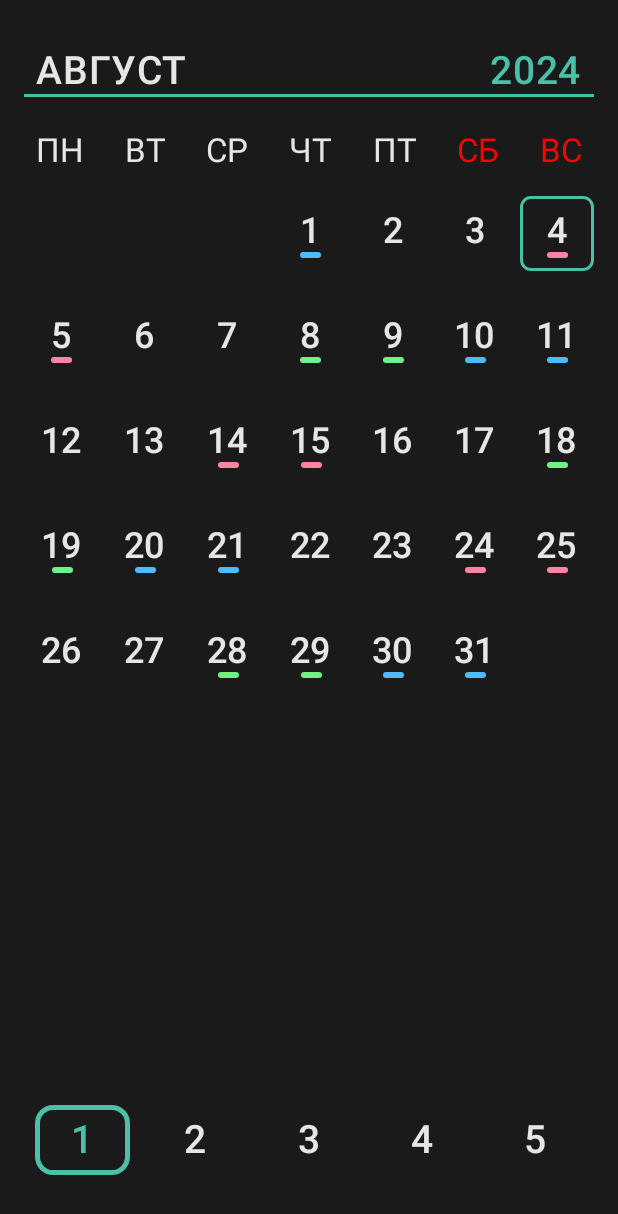
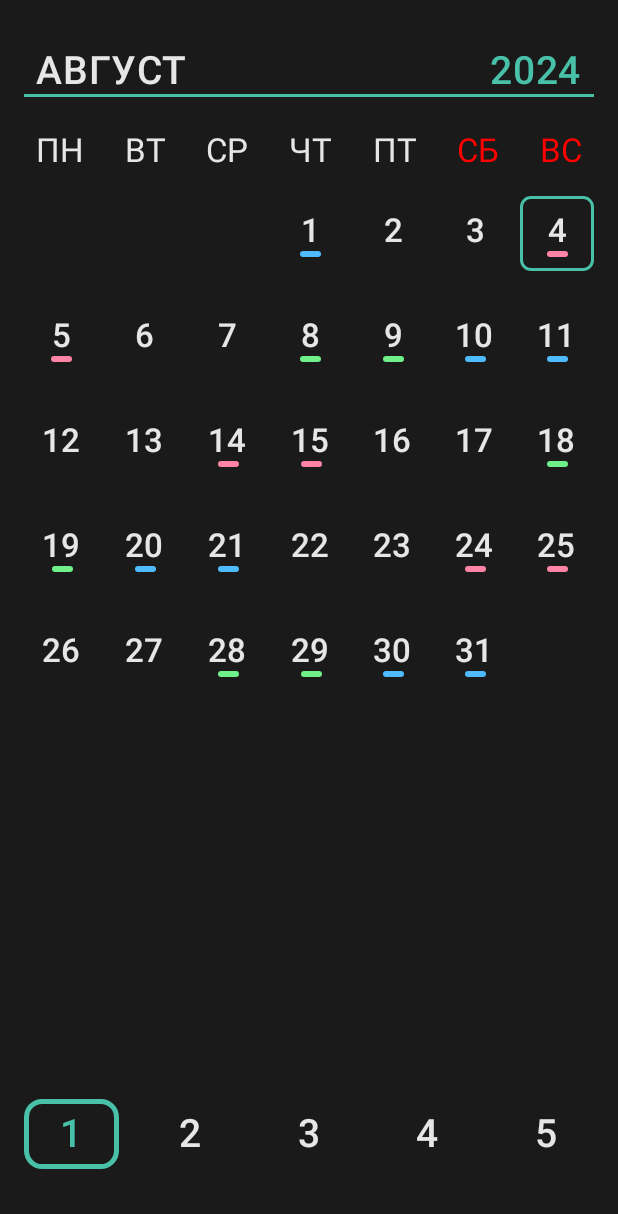
Before and after one commit to Alex228q/CalendarCompose, an Android app built with Jetpack Compose: the screen it shows after launch (MainActivity), on a phone screen of 412 x 824 dp. Shown: the top 1214 px of the screen. Run offline under Robolectric (Android 15) with nearby library versions, the phone set to English and light mode, and no system bars.

Commit message:
update font size

```diff
--- a/app/src/main/java/com/example/compositionlocal/MainActivity.kt
+++ b/app/src/main/java/com/example/compositionlocal/MainActivity.kt
@@ -135,7 +135,7 @@ fun ButtonsBlock(
         horizontalArrangement = Arrangement.SpaceBetween,
         modifier = Modifier
             .fillMaxWidth()
-            .padding(horizontal = 7.dp, vertical = 18.dp)
+            .padding(vertical = 22.dp)
     ) {
         buttons.forEachIndexed { index, text ->
             OutlinedButton(
@@ -297,7 +297,7 @@ fun Calendar(
                         ) {
                             Text(
                                 style = MaterialTheme.typography.titleMedium,
-                                fontSize = 24.sp,
+                                fontSize = 22.sp,
                                 text = indexPlusOne.toString(),
                                 color = MaterialTheme.colorScheme.onPrimary
                             )
```
Also changed, not shown: 3 other files.
